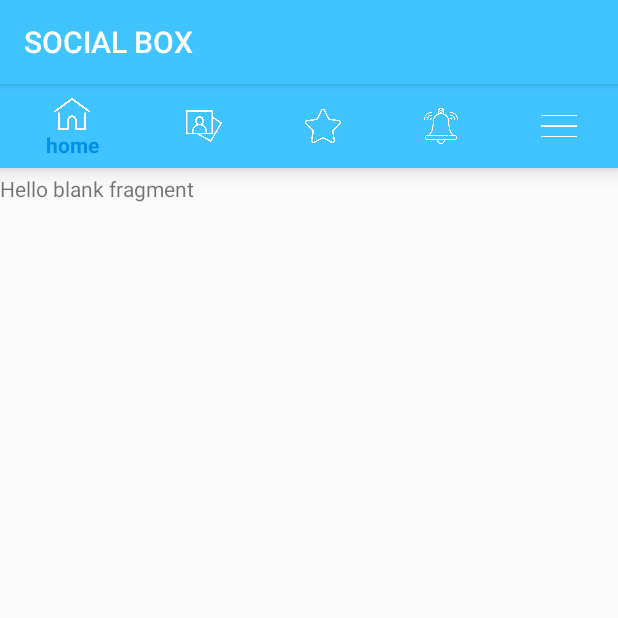
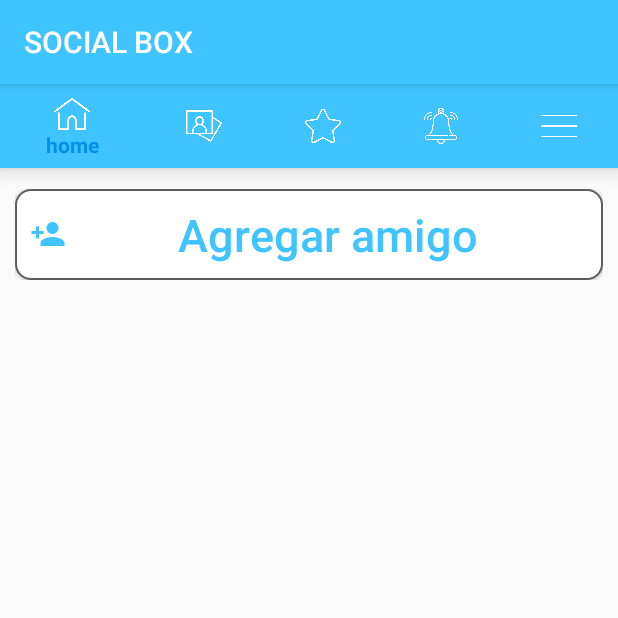
Before and after one commit to ang0823/apps-development-2020, an Android app: the fragment OptionsFragment placed in its activity, on a phone screen of 412 x 824 dp, the top half of it. Run offline under Robolectric (Android 15) with nearby library versions, the phone set to English and light mode, and no system bars.

Commit message:
SE AÑADIO BOTO PARA AGREGAAR AMIGOS

```diff
--- a/SocialBox/app/src/main/res/layout/fragment_options.xml
+++ b/SocialBox/app/src/main/res/layout/fragment_options.xml
@@ -3,12 +3,24 @@
     xmlns:tools="http://schemas.android.com/tools"
     android:layout_width="match_parent"
     android:layout_height="match_parent"
-    tools:context=".fragment.OptionsFragment">
+    tools:context=".fragment.OptionsFragment"
+    android:padding="10dp">
 
-    <!-- TODO: Update blank fragment layout -->
-    <TextView
+    <LinearLayout
         android:layout_width="match_parent"
-        android:layout_height="match_parent"
-        android:text="@string/hello_blank_fragment" />
+        android:layout_height="wrap_content">
+
+        <Button
+            android:id="@+id/addFriendBtn"
+            android:text="Agregar amigo"
+            android:drawableStart="@drawable/ic_baseline_person_add_24"
+            android:textSize="30dp"
+            android:layout_width="match_parent"
+            android:layout_height="wrap_content"
+            android:background="@drawable/button"
+            android:textColor="@color/primary_color"
+            android:padding="10dp">
+        </Button>
+    </LinearLayout>
 
 </FrameLayout>
```
